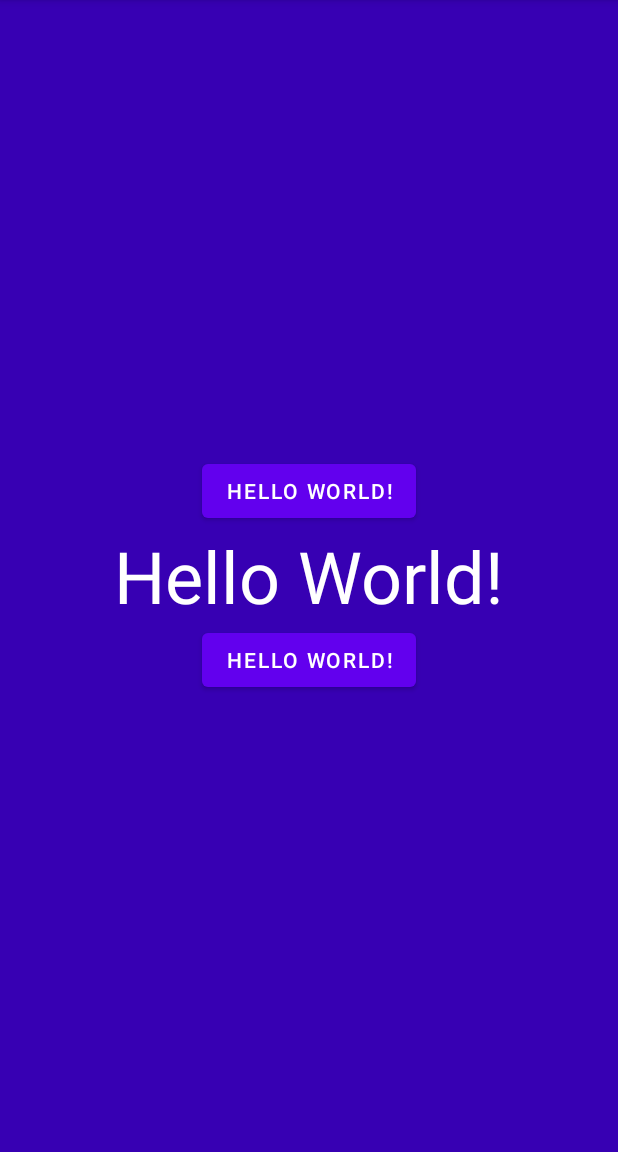
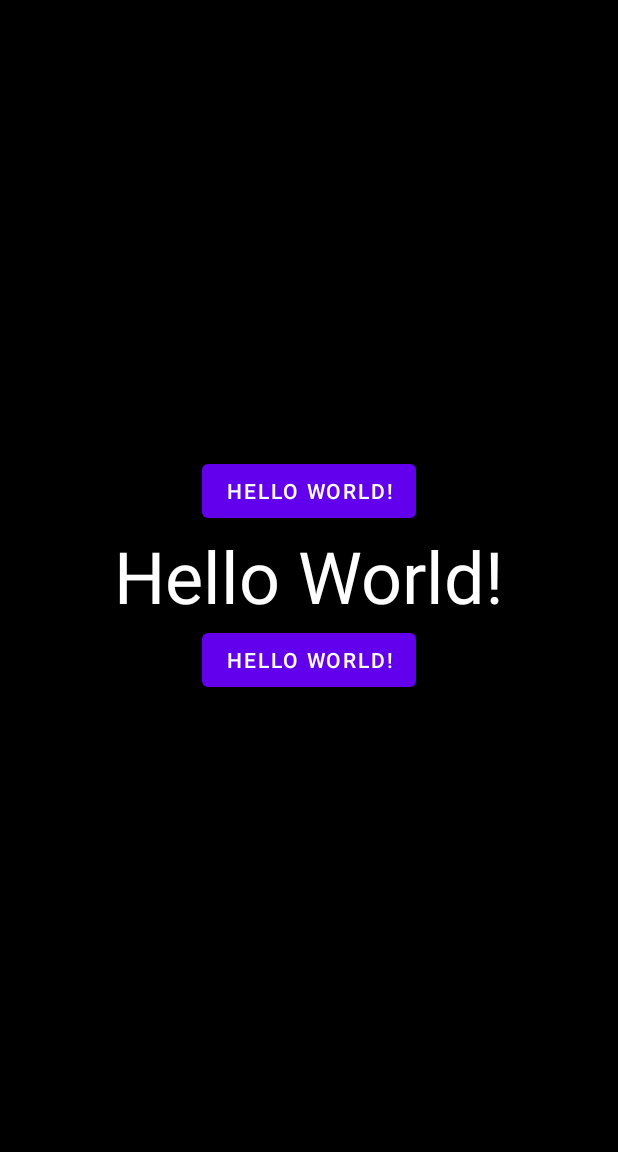
Before and after one commit to Shahzod010299/ZoomAndroid, an Android app: the screen it shows after launch (MainActivity), on a phone screen of 412 x 824 dp, the part 84-1236 px from its top. Run offline under Robolectric (Android 15) with nearby library versions, the phone set to English and light mode, and no system bars.

```diff
--- a/app/src/main/res/layout/activity_main.xml
+++ b/app/src/main/res/layout/activity_main.xml
@@ -5,7 +5,7 @@
     xmlns:tools="http://schemas.android.com/tools"
     android:layout_width="match_parent"
     android:orientation="vertical"
-    android:background="@color/purple_700"
+    android:background="@color/black"
     android:gravity="center"
     android:layout_height="match_parent"
     tools:context=".MainActivity">
```
